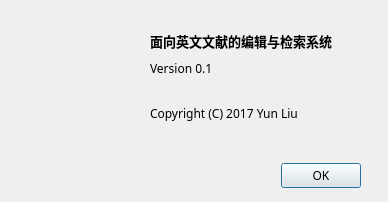
Old version of the form ui/about.ui in the repository yunowo/data-structure.
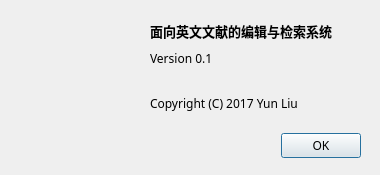
New version of the form. Icons and pictures are not drawn.

```diff
--- a/ui/about.ui
+++ b/ui/about.ui
@@ -6,8 +6,8 @@
    <rect>
     <x>0</x>
     <y>0</y>
-    <width>388</width>
-    <height>202</height>
+    <width>380</width>
+    <height>175</height>
    </rect>
   </property>
   <property name="font">
@@ -21,9 +21,9 @@
   <widget class="QDialogButtonBox" name="buttonBox">
    <property name="geometry">
     <rect>
-     <x>240</x>
-     <y>160</y>
-     <width>121</width>
+     <x>150</x>
+     <y>130</y>
+     <width>211</width>
      <height>32</height>
     </rect>
    </property>
@@ -38,7 +38,7 @@
    <property name="geometry">
     <rect>
      <x>150</x>
-     <y>30</y>
+     <y>20</y>
      <width>201</width>
      <height>21</height>
     </rect>
@@ -58,7 +58,7 @@
    <property name="geometry">
     <rect>
      <x>150</x>
-     <y>60</y>
+     <y>50</y>
      <width>201</width>
      <height>71</height>
     </rect>
@@ -74,7 +74,7 @@
    <property name="geometry">
     <rect>
      <x>20</x>
-     <y>30</y>
+     <y>20</y>
      <width>100</width>
      <height>100</height>
     </rect>
```
Left out of the diff: 6 changed lines with no effect on the pictures.
